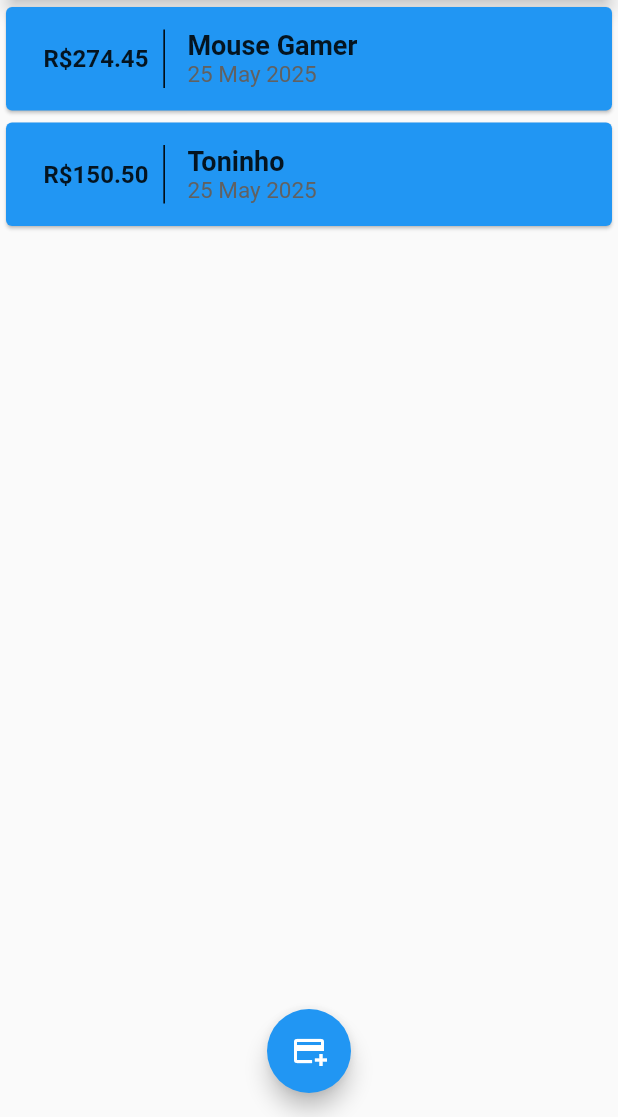
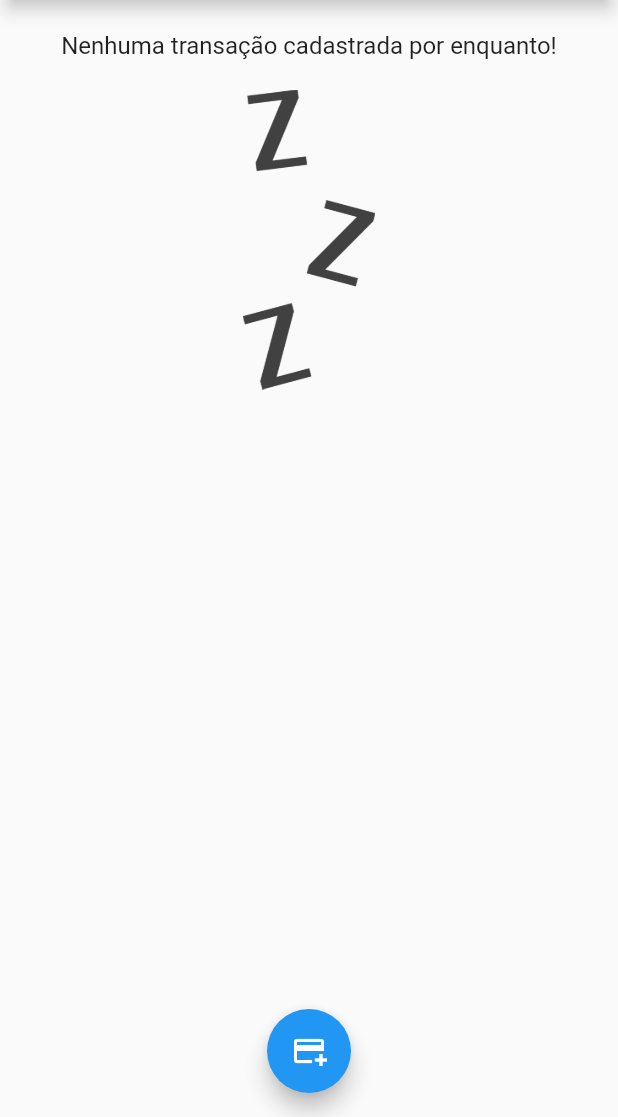
Before and after one commit to Leonardo-Toledo-Alves-Costa/despesas_app, a Flutter app: the screen it shows after launch, on a phone screen of 412 x 824 dp, the part 119-1236 px from its top. Run offline on Flutter 3.47's test engine with Material 3 defaults, Android fonts, the phone set to English and light mode, and no system bars.

Commit message:
Adição da pasta assets e da imagem para quando não houver transações cadastradas

```diff
--- a/lib/components/transaction_list.dart
+++ b/lib/components/transaction_list.dart
@@ -12,7 +12,17 @@ class TransactionList extends StatelessWidget {
   Widget build(BuildContext context) {
     return SizedBox(
       height: 400,
-      child: ListView.builder(
+      child: transactions.isEmpty ? Column(
+        children: [
+          SizedBox(height: 20,),
+          Text('Nenhuma transação cadastrada por enquanto!', style: TextStyle(fontSize: 16),),
+          SizedBox(height: 20,),
+          SizedBox(
+            height: 200,
+            child: Image.asset('assets/images/waiting.png', fit: BoxFit.cover,))
+        ],
+      ):
+      ListView.builder(
         itemCount: transactions.length,
         itemBuilder: (ctx, index) {
         final tr = transactions[index];
--- a/lib/main.dart
+++ b/lib/main.dart
@@ -40,8 +40,8 @@ class HomePage extends StatefulWidget {
 
 class _HomePageState extends State<HomePage> {
 
-    final _transactions = [
-    Transaction(
+    final List<Transaction> _transactions = [
+    /*Transaction(
       id: 'C1',
       title: 'Mouse Gamer',
       price: 274.45,
@@ -51,7 +51,7 @@ class _HomePageState extends State<HomePage> {
       id: 'C2',
       title: 'Toninho',
       price: 150.50,
-      date: DateTime.now())
+      date: DateTime.now())*/
   ];
 
     _addTransaction(String title, double price){
--- a/pubspec.yaml
+++ b/pubspec.yaml
@@ -59,9 +59,8 @@ flutter:
   uses-material-design: true
 
   # To add assets to your application, add an assets section, like this:
-  # assets:
-  #   - images/a_dot_burr.jpeg
-  #   - images/a_dot_ham.jpeg
+  assets:
+     - assets/images/waiting.png
 
   # An image asset can refer to one or more resolution-specific "variants", see
   # https://flutter.dev/to/resolution-aware-images
```
Also changed, not shown: assets/images/waiting.png (added).
